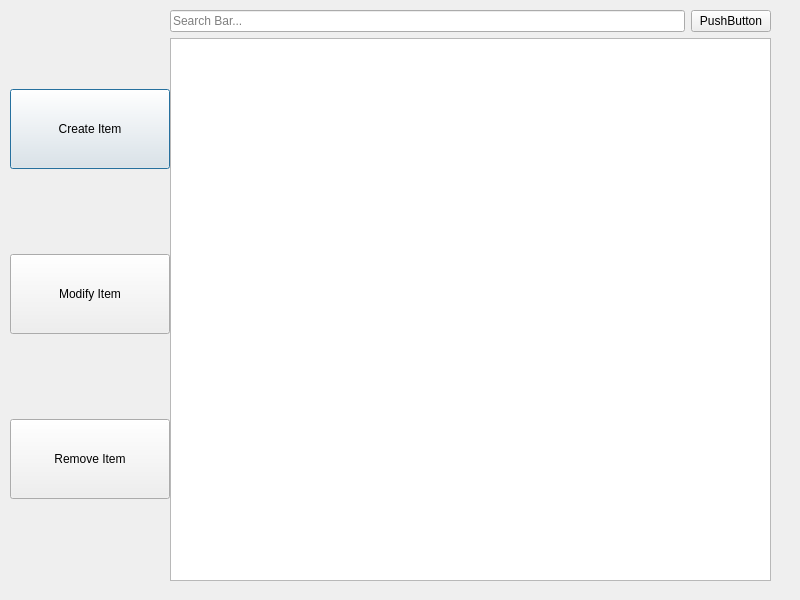
Qt form UI/items_window.ui (npaolini-8/se-group-5) before a commit.
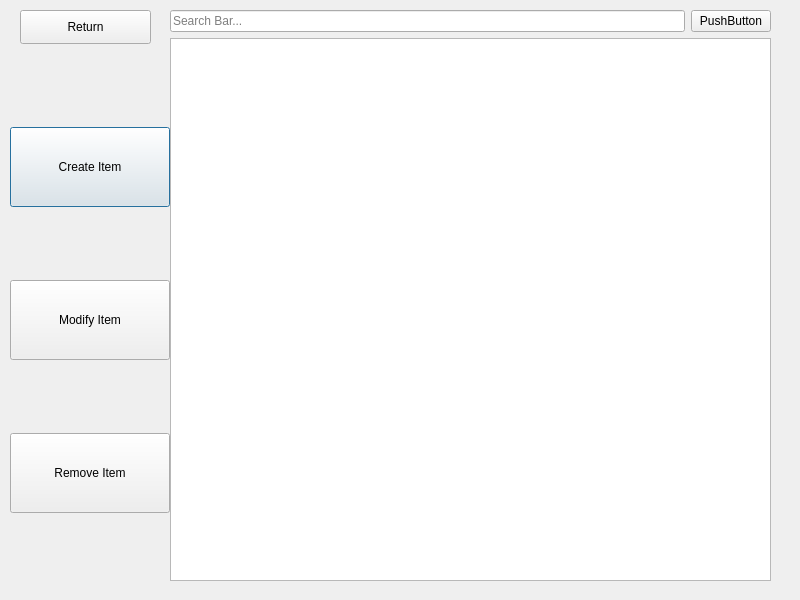
The same form after that commit.

Commit message:
Added Return and logout buttons
Added buttons, added warehouse_controller functionality.  Other things as well.  Had to remove animation on login cause it was causing segfaults :(

Patch:
```diff
--- a/UI/items_window.ui
+++ b/UI/items_window.ui
@@ -17,9 +17,9 @@
    <property name="geometry">
     <rect>
      <x>10</x>
-     <y>10</y>
+     <y>60</y>
      <width>160</width>
-     <height>571</height>
+     <height>521</height>
     </rect>
    </property>
    <layout class="QVBoxLayout" name="verticalLayout">
@@ -100,6 +100,19 @@
     </item>
    </layout>
   </widget>
+  <widget class="QPushButton" name="return_btn">
+   <property name="geometry">
+    <rect>
+     <x>20</x>
+     <y>10</y>
+     <width>131</width>
+     <height>34</height>
+    </rect>
+   </property>
+   <property name="text">
+    <string>Return</string>
+   </property>
+  </widget>
  </widget>
  <resources/>
  <connections/>
```
The commit also changes 9 other files.
